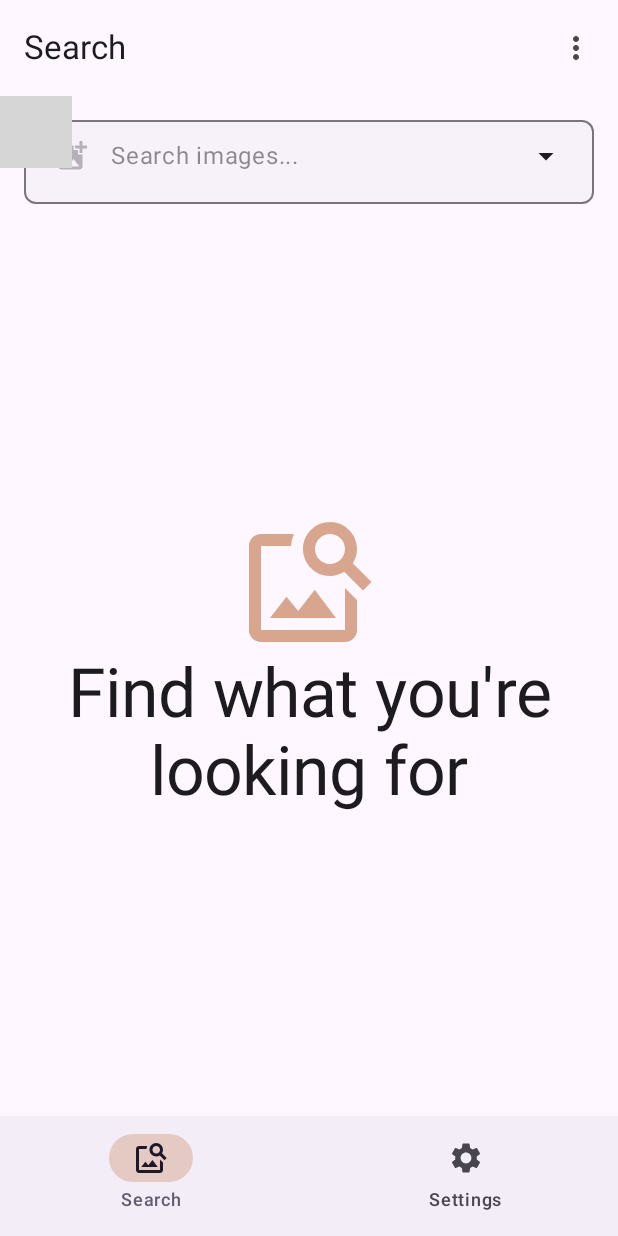
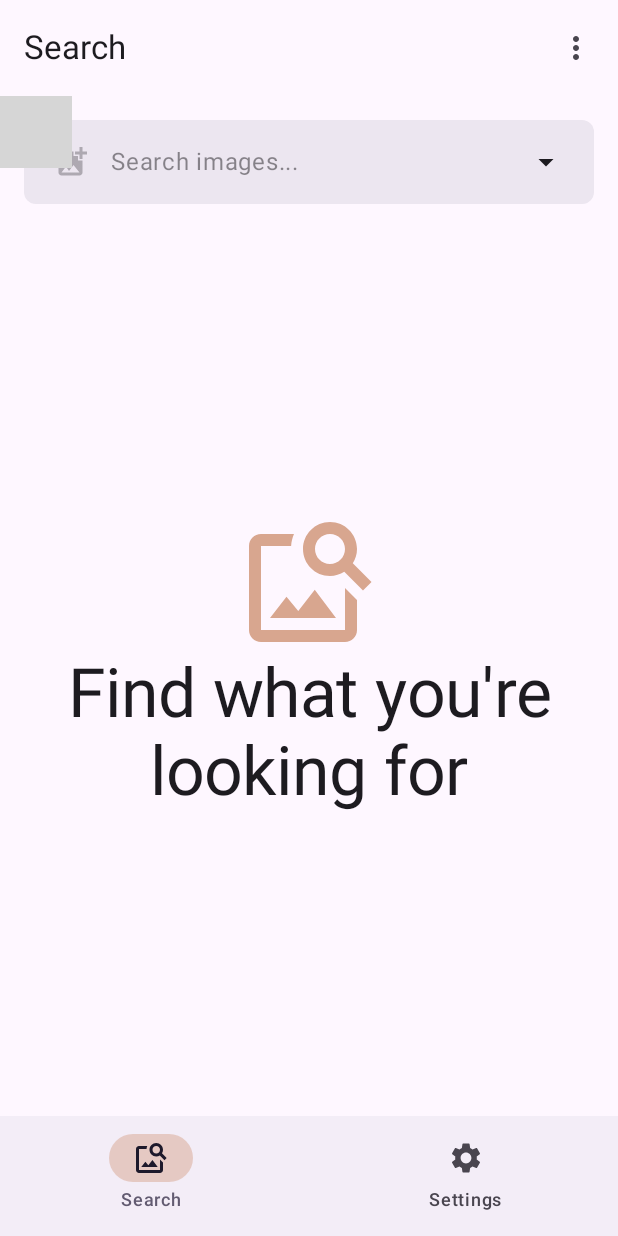
Before and after one commit to dev-diaries41/smartscan, an Android app built with Jetpack Compose: the screen it shows after launch (MainActivity), on a phone screen of 412 x 824 dp. Run offline under Robolectric (Android 15) with nearby library versions, the phone set to English and light mode, and no system bars; our stand-ins replace Room's generated code; 4 statements that could not run were skipped; grey boxes are pictures that could not be loaded.

Commit message:
update: remove outline and adjust padding

```diff
--- a/app/src/main/java/com/fpf/smartscan/ui/components/search/SearchBar.kt
+++ b/app/src/main/java/com/fpf/smartscan/ui/components/search/SearchBar.kt
@@ -14,6 +14,7 @@ import androidx.compose.foundation.content.hasMediaType
 import androidx.compose.foundation.layout.Arrangement
 import androidx.compose.foundation.layout.Box
 import androidx.compose.foundation.layout.Row
+import androidx.compose.foundation.layout.fillMaxHeight
 import androidx.compose.foundation.layout.fillMaxWidth
 import androidx.compose.foundation.layout.heightIn
 import androidx.compose.foundation.layout.padding
@@ -36,6 +37,7 @@ import androidx.compose.runtime.remember
 import androidx.compose.ui.Alignment
 import androidx.compose.ui.Modifier
 import androidx.compose.ui.draw.clip
+import androidx.compose.ui.graphics.Color
 import androidx.compose.ui.graphics.SolidColor
 import androidx.compose.ui.text.input.ImeAction
 import androidx.compose.ui.unit.dp
@@ -79,13 +81,8 @@ fun SearchBar(
         modifier = Modifier
             .fillMaxWidth()
             .heightIn(min = 56.dp)
-            .border(
-                width = 1.dp,
-                color = MaterialTheme.colorScheme.outline,
-                shape = RoundedCornerShape(8.dp)
-            )
             .clip(RoundedCornerShape(8.dp))
-            .background(MaterialTheme.colorScheme.surfaceContainerLow)
+            .background(MaterialTheme.colorScheme.surfaceContainerHigh)
             .contentReceiver(receiveContentListener)
     ) {
         BasicTextField(
@@ -106,12 +103,12 @@ fun SearchBar(
                 Row(
                     verticalAlignment = Alignment.CenterVertically,
                     horizontalArrangement = Arrangement.spacedBy(2.dp),
-                    modifier = Modifier.fillMaxWidth().padding(horizontal = 8.dp)
+                    modifier = Modifier.fillMaxWidth().padding(horizontal = 8.dp).heightIn(min = 56.dp)
                 ) {
                     IconButton(
                         onClick = { imagePickerLauncher.launch("image/*") },
                         enabled = enabled,
-                        modifier = Modifier.align(Alignment.Top)
+                        modifier = Modifier.align(Alignment.Top).padding(top = 4.dp)
                     ) {
                         Icon(
                             imageVector = Icons.Filled.AddPhotoAlternate,
@@ -121,7 +118,9 @@ fun SearchBar(
                     }
 
                     Box(
-                        modifier = Modifier.weight(1f).padding(vertical = 4.dp)) {
+                        contentAlignment = Alignment.CenterStart,
+                        modifier = Modifier.weight(1f).padding(vertical = 16.dp)
+                    ) {
                         innerTextField()
                         if (textFieldState.text.isEmpty()) {
                             Text(
@@ -135,7 +134,7 @@ fun SearchBar(
                         IconButton(
                             enabled = enabled,
                             onClick = { textFieldState.clearText() },
-                            modifier = Modifier.align(Alignment.Top)
+                            modifier = Modifier.align(Alignment.Top).padding(top = 4.dp)
                         ) {
                             Icon(
                                 imageVector = Icons.Filled.Close,
@@ -143,12 +142,12 @@ fun SearchBar(
                                 tint = MaterialTheme.colorScheme.surface,
                                 modifier = Modifier
                                     .background(MaterialTheme.colorScheme.onBackground.copy(alpha = 0.5f), shape = CircleShape)
-                                    .size(18.dp)
+                                    .size(16.dp)
                                     .padding(2.dp)
                             )
                         }
                     }
-                    Box(modifier = Modifier.align(Alignment.Top)){
+                    Box(modifier = Modifier.align(Alignment.Top).padding(top = 4.dp)){
                         trailingIcon?.invoke()
                     }
                 }
```
